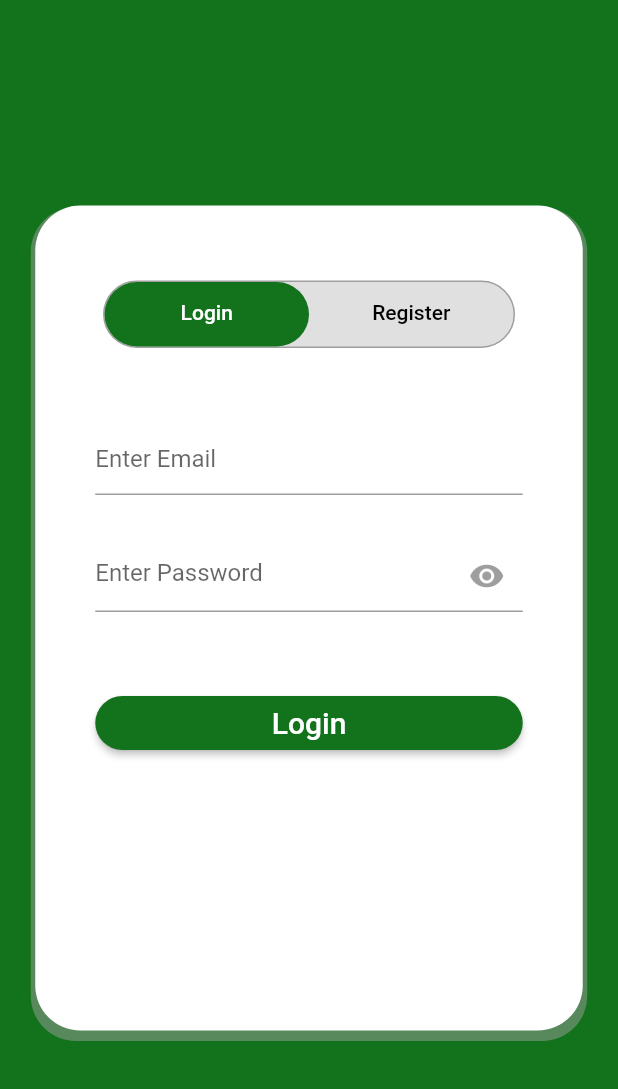
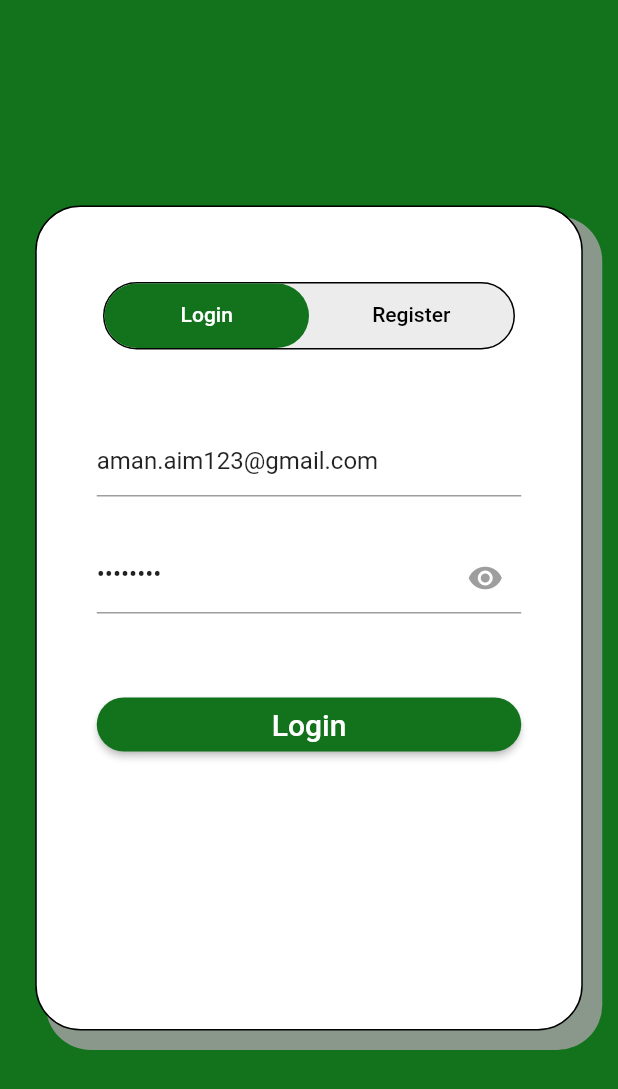
Before and after one commit to Nonstop-Consistency/tpm_tugas2, a Flutter app: the screen it shows after launch, on a phone screen of 412 x 824 dp. Shown: the top 1089 px of the screen. Run offline on Flutter 3.47's test engine with Material 2 defaults, Android fonts, the phone set to English and light mode, and no system bars; our stand-ins replace firebase_auth, firebase_core; accounts and stored records are empty.

Commit message:
fix: bug

```diff
--- a/lib/view/bottom_navigation.dart
+++ b/lib/view/bottom_navigation.dart
@@ -1,3 +1,5 @@
+import 'package:firebase_auth/firebase_auth.dart';
+import 'package:firebase_core/firebase_core.dart';
 import 'package:flutter/material.dart';
 import 'package:tugas2/utils/formatting.dart';
 import 'package:tugas2/view/data_member_screen.dart';
@@ -26,13 +28,15 @@ class _BottomNavigationState extends State<BottomNavigation> {
         title: const Text('Tugas 2 TPM'),
         actions: [
           IconButton(
-            onPressed: () {
+            onPressed: () async {
+              await FirebaseAuth.instance.signOut().whenComplete(() {
                 Navigator.pushReplacement(
                   context,
                   MaterialPageRoute(
                     builder: (context) => const LoginScreen(),
                   ),
                 );
+              });
             },
             icon: const Icon(Icons.logout),
           )
--- a/lib/view/login_screen.dart
+++ b/lib/view/login_screen.dart
@@ -14,14 +14,16 @@ class LoginScreen extends StatefulWidget {
 class _LoginScreenState extends State<LoginScreen>
     with SingleTickerProviderStateMixin {
   late TabController _tabController;
-  TextEditingController emailController = TextEditingController();
-  TextEditingController passwordController = TextEditingController();
+  TextEditingController emailController =
+      TextEditingController(text: 'aman.aim123@gmail.com');
+  TextEditingController passwordController =
+      TextEditingController(text: '12345678');
   TextEditingController regisEmailController = TextEditingController();
   TextEditingController regisPasswordController = TextEditingController();
   TextEditingController confirmPasswordController = TextEditingController();
   bool _isObscure = true;
+  bool _isObscure2 = true;
   final bool _isnotObscure = false;
-  bool _isObscure2 = true;
   final bool _isnotObscure2 = false;
   final GlobalKey<ScaffoldState> _scaffoldKey = GlobalKey<ScaffoldState>();
 
@@ -207,11 +209,12 @@ class _LoginScreenState extends State<LoginScreen>
               decoration: BoxDecoration(
                 color: Colors.white,
                 borderRadius: BorderRadius.circular(30),
+                border: Border.all(color: Colors.black),
                 boxShadow: [
                   BoxShadow(
-                    color: Colors.grey.withOpacity(0.5),
+                    color: Colors.grey.withOpacity(0.85),
                     spreadRadius: 3,
-                    offset: const Offset(0, 4),
+                    offset: const Offset(10, 10),
                   ),
                 ],
               ),
@@ -224,11 +227,11 @@ class _LoginScreenState extends State<LoginScreen>
                     height: 45,
                     width: MediaQuery.of(context).size.width / 1.5,
                     decoration: BoxDecoration(
-                      color: Colors.grey[300],
+                      color: Colors.grey.withOpacity(0.2),
                       borderRadius: BorderRadius.circular(
                         30.0,
                       ),
-                      border: Border.all(color: Colors.grey),
+                      border: Border.all(color: Colors.black),
                     ),
                     child: GestureDetector(
                       onTap: () =>
@@ -310,8 +313,7 @@ class _LoginScreenState extends State<LoginScreen>
                                 style: ElevatedButton.styleFrom(
                                   backgroundColor: hexToColor('12731C'),
                                   shape: RoundedRectangleBorder(
-                                    borderRadius:
-                                        BorderRadius.circular(30), // <-- Radius
+                                    borderRadius: BorderRadius.circular(30),
                                   ),
                                 ),
                                 onPressed: () {
```
Lines whose indentation alone changed are shown as unchanged.
